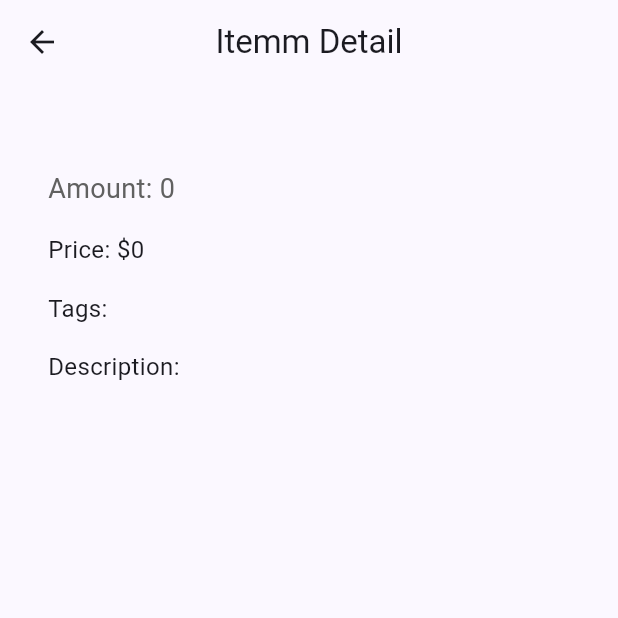
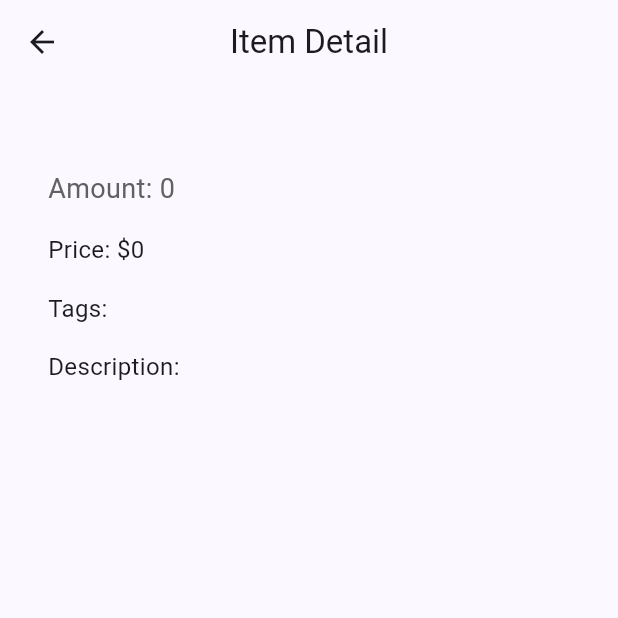
Before and after one commit to mmalkindi/hidden-inventory-mobile, a Flutter app: the ItemDetailPage screen opened directly with empty values, on a phone screen of 412 x 824 dp, the top half of it. Run offline on Flutter 3.47's test engine with Material 2 defaults, Android fonts, the light colour scheme and no system bars; missing offline and left inert: pbp_django_auth.

Commit message:
fixed readme and minor item detail tweaks

```diff
--- a/lib/screens/item_detail.dart
+++ b/lib/screens/item_detail.dart
@@ -11,7 +11,7 @@ class ItemDetailPage extends StatelessWidget {
     return Scaffold(
       appBar: AppBar(
         title: const Text(
-          'Itemm Detail',
+          'Item Detail',
         ),
         centerTitle: true,
       ),
@@ -26,7 +26,6 @@ class ItemDetailPage extends StatelessWidget {
               style: const TextStyle(
                 fontSize: 22,
                 fontWeight: FontWeight.bold,
-                color: Colors.teal,
               ),
             ),
             Text(
```
Also changed, not shown: 1 other file.
